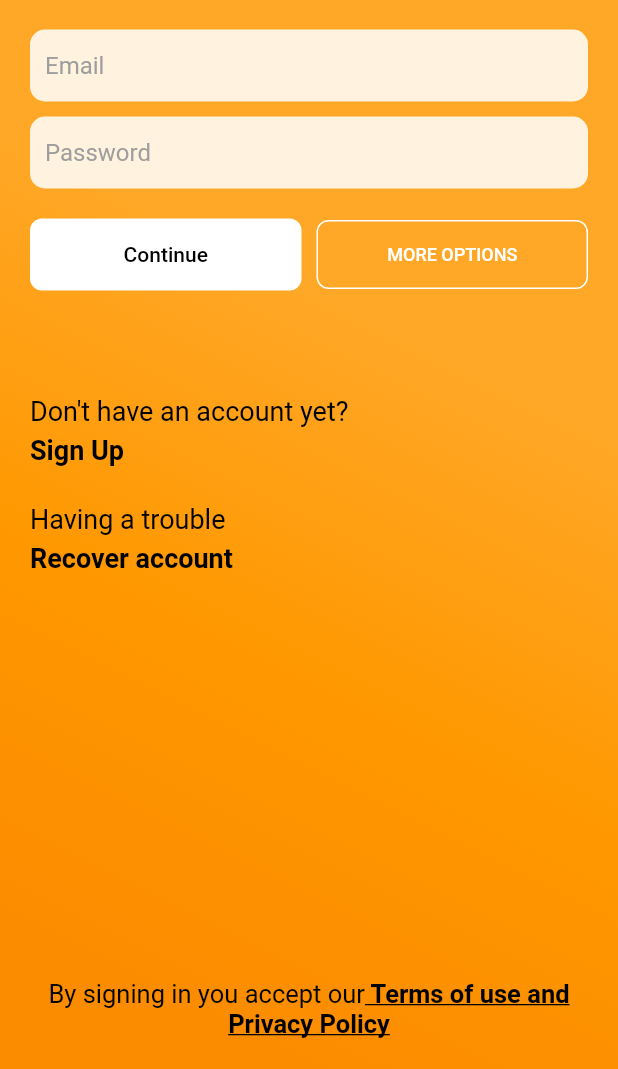
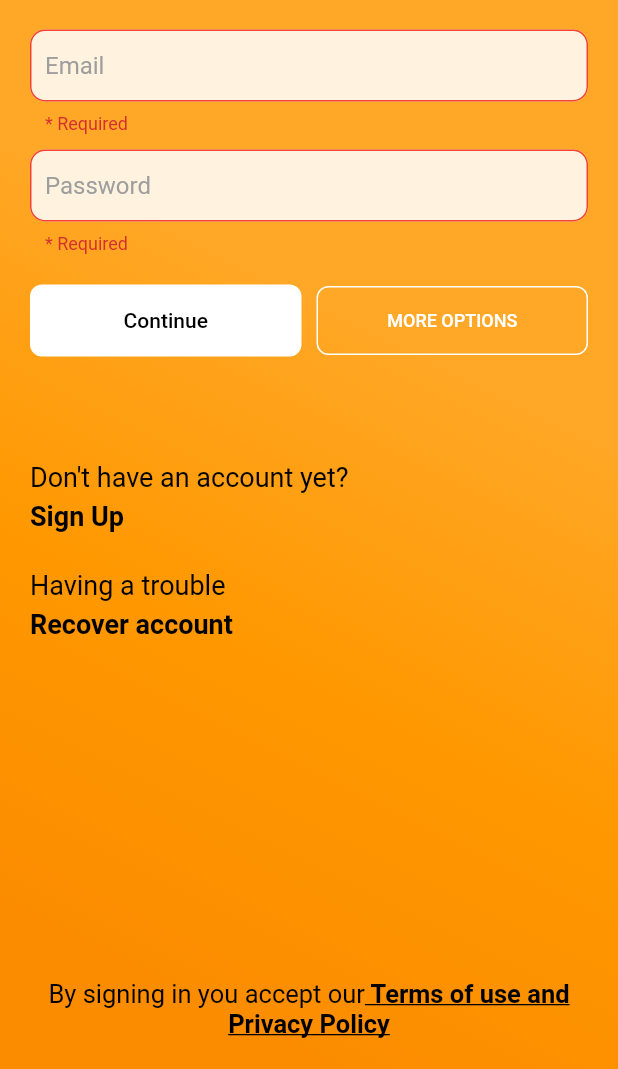
Before and after one commit to Routes-Me/routes-pay-app, a Flutter app: the screen it shows after launch, after a tap on "Continue", on a phone screen of 412 x 824 dp, the part 167-1236 px from its top. Run offline on Flutter 3.47's test engine with Material 2 defaults, Android fonts, the phone set to English and light mode, and no system bars; our stand-ins replace form_field_validator; missing offline and left inert: encrypt.

Commit message:
Implemented Login validation, Implemented aesencryption

```diff
--- /dev/null
+++ b/lib/encrption/EncryptModel.dart
@@ -0,0 +1,8 @@
+import 'package:flutter/material.dart';
+
+ class EncryptModel{
+
+    final key = "PBKDF2WithHmacSHA1";
+    final iv = "Qz-N!p#ATb9_2MkL";
+    final charsetName = "UTF-8";
+}
--- /dev/null
+++ b/lib/encrption/aesencryption.dart
@@ -0,0 +1,17 @@
+import 'package:encrypt/encrypt.dart';
+import 'package:crypto/crypto.dart';
+import 'dart:convert';
+import 'package:routes_pay/encrption/EncryptModel.dart';
+
+class AESEncryption{
+  final encryptModel = EncryptModel();
+
+  String encrypt(String password){
+    var iv = sha1.convert(utf8.encode(encryptModel.iv)).toString().substring(0,16);
+    final key = Key.fromUtf8(encryptModel.key.toString().substring(0,32));
+    final encrypter = Encrypter(AES(key,mode: AESMode.cbc));
+    final encrypted = encrypter.encrypt(password, iv:  IV.fromUtf8(iv));
+    return encrypted.base64;
+  }
+
+}
--- a/lib/main.dart
+++ b/lib/main.dart
@@ -6,6 +6,11 @@ void main() {
   WidgetsFlutterBinding.ensureInitialized();
   SystemChrome.setPreferredOrientations([DeviceOrientation.portraitUp])
       .then((_) {
-    runApp(MaterialApp(debugShowCheckedModeBanner: false, home: Login()));
+    runApp(MaterialApp(debugShowCheckedModeBanner: false,
+        initialRoute: '/login',
+        routes: {
+          "/login" : (context) => Login(),
+        },
+       ));
   });
 }
--- a/lib/ui/auth/login.dart
+++ b/lib/ui/auth/login.dart
@@ -1,14 +1,29 @@
 import 'package:flutter/material.dart';
+import 'package:form_field_validator/form_field_validator.dart';
+import 'package:routes_pay/encrption/aesencryption.dart';
 
 class Login extends StatefulWidget {
   @override
   _LoginState createState() => _LoginState();
 }
 
+
 class _LoginState extends State<Login> {
+  final validateForm = GlobalKey<FormState>();
+  final encryption = AESEncryption();
+  final emailController = TextEditingController();
+  final passwordController = TextEditingController();
+  @override
+  void dispose() {
+    emailController.dispose();
+    passwordController.dispose();
+    super.dispose();
+  }
   @override
   Widget build(BuildContext context) {
-    return Scaffold(
+    return Form(
+      key: validateForm,
+      child: Scaffold(
         body: Container(
           width: double.infinity,
           decoration: BoxDecoration(
@@ -37,44 +52,81 @@ class _LoginState extends State<Login> {
                           fontWeight: FontWeight.bold),
                     ),
                     SizedBox(height: 20),
-                  Container(
-                    decoration: BoxDecoration(
-                      color: Colors.orange[50],
-                      borderRadius: BorderRadius.circular(10),
-                    ),
-                    child: Column(
+                    Column(
                       crossAxisAlignment: CrossAxisAlignment.start,
                       children: [
-                        TextField(
+                        TextFormField(
+                          controller: emailController,
+                          validator: MultiValidator([
+                            RequiredValidator(errorText: "* Required"),
+                            EmailValidator(errorText: "Enter valid email id"),
+                          ]),
                           decoration: InputDecoration(
                               hintText: 'Email',
+                              filled: true,
+                              fillColor: Colors.orange[50],
                               hintStyle: TextStyle(color: Colors.grey[500]),
                               contentPadding: EdgeInsets.all(10.0),
-                              border: InputBorder.none),
+                              focusedBorder: OutlineInputBorder(
+                                borderSide: BorderSide(color: Colors.white),
+                                borderRadius: BorderRadius.circular(10.0),
+                              ),
+                              border: OutlineInputBorder(
+                                borderRadius: BorderRadius.circular(10),
+                                borderSide: BorderSide(
+                                  width: 0,
+                                  style: BorderStyle.none,
+                                ),
+                              ),
+                              errorBorder:OutlineInputBorder(
+                                  borderRadius: BorderRadius.circular(10),
+                                  borderSide: BorderSide(color: Colors.red)
+                              )
+                          ),
                         ),
                       ],
-                    ),
                     ),
                     SizedBox(
                       height: 10,
                     ),
-                  Container(
-                    decoration: BoxDecoration(
-                      color: Colors.orange[50],
-                      borderRadius: BorderRadius.circular(10),
-                    ),
-                    child: Column(
+                    Column(
                       crossAxisAlignment: CrossAxisAlignment.start,
                       children: [
-                        TextField(
+                        TextFormField(
+                          validator: MultiValidator([
+                            RequiredValidator(errorText: "* Required"),
+                            MinLengthValidator(6,
+                                errorText: "Password should be atleast 6 characters"),
+                            MaxLengthValidator(15,
+                                errorText:
+                                "Password should not be greater than 15 characters")
+                          ]),
+                          obscureText: true,
+                          controller: passwordController,
                           decoration: InputDecoration(
                               hintText: 'Password',
+                              filled: true,
+                              fillColor: Colors.orange[50],
                               hintStyle: TextStyle(color: Colors.grey[500]),
                               contentPadding: EdgeInsets.all(10.0),
-                              border: InputBorder.none),
+                              focusedBorder: OutlineInputBorder(
+                                borderSide: BorderSide(color: Colors.white),
+                                borderRadius: BorderRadius.circular(10.0),
+                              ),
+                              border: OutlineInputBorder(
+                                borderRadius: BorderRadius.circular(10),
+                                borderSide: BorderSide(
+                                  width: 0,
+                                  style: BorderStyle.none,
+                                ),
+                              ),
+                              errorBorder:OutlineInputBorder(
+                                  borderRadius: BorderRadius.circular(10),
+                                  borderSide: BorderSide(color: Colors.red)
+                              )
+                          ),
                         ),
                       ],
-                    ),
                     ),
                     SizedBox(
                       height: 20,
@@ -87,7 +139,12 @@ class _LoginState extends State<Login> {
                               flex: 1,
                               child: ElevatedButton(
                                 child: Text("Continue"),
-                              onPressed: () {},
+                                onPressed: () {
+                                  if (validateForm.currentState.validate()){
+                                    encryption.encrypt(passwordController.text);
+                                    //ScaffoldMessenger.of(context).showSnackBar(SnackBar(content: Text('Processing Data')));
+                                  }
+                                },
                                 style: ElevatedButton.styleFrom(
                                   padding: EdgeInsets.all(16.0),
                                   primary: Colors.white,
@@ -120,7 +177,9 @@ class _LoginState extends State<Login> {
                                             BorderRadius.circular(8.0),
                                             side:
                                             BorderSide(color: Colors.white)))),
-                              onPressed: () {}),
+                                onPressed: () {
+
+                                }),
                           ),
                         ],
                       ),
@@ -216,6 +275,8 @@ class _LoginState extends State<Login> {
             ],
           ),
         ),
+      ),
     );
   }
+
 }
--- a/pubspec.yaml
+++ b/pubspec.yaml
@@ -28,10 +28,14 @@ dependencies:
   # The following adds the Cupertino Icons font to your application.
   # Use with the CupertinoIcons class for iOS style icons.
   cupertino_icons: ^1.0.2
+  form_field_validator: ^1.1.0
+  encrypt: ^5.0.0
+  http: ^0.13.1
 
 dev_dependencies:
   flutter_test:
     sdk: flutter
+
 
 # For information on the generic Dart part of this file, see the
 # following page: https://dart.dev/tools/pub/pubspec
```
Also changed, not shown: pubspec.lock, 7 other files. Lines whose indentation alone changed are shown as unchanged.
